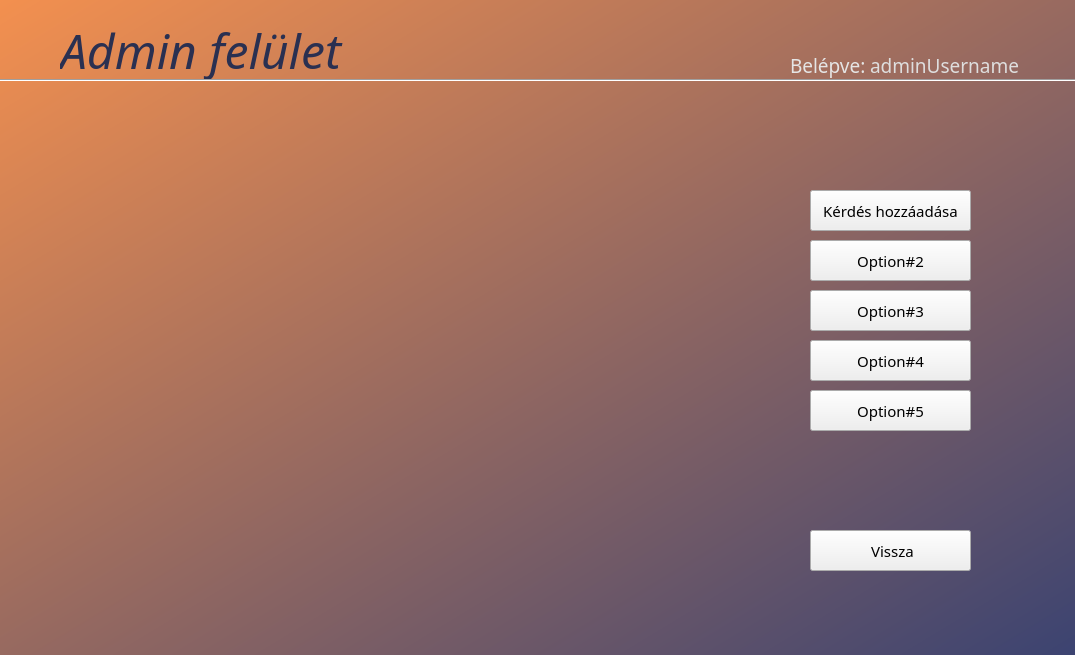
Above: qtserver/adminfelulet.ui from p-anna9603/fancy_nev before the change. Below: the same form after it.
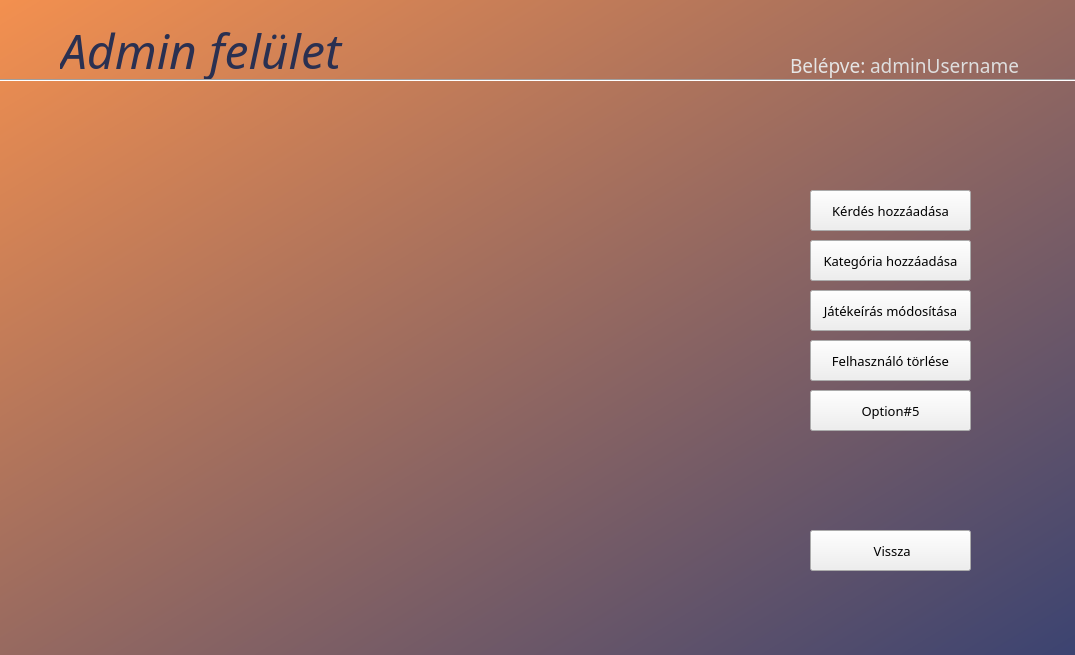
That is the form after the change. Icons and pictures are not drawn. Custom widgets are drawn as their Qt base class.

Commit message: Kérdés és válasz hozzáadása

```diff
--- a/qtserver/adminfelulet.ui
+++ b/qtserver/adminfelulet.ui
@@ -138,7 +138,7 @@
     <property name="font">
      <font>
       <family>Tw Cen MT</family>
-      <pointsize>11</pointsize>
+      <pointsize>10</pointsize>
      </font>
     </property>
     <property name="text">
@@ -157,7 +157,7 @@
     <property name="font">
      <font>
       <family>Tw Cen MT</family>
-      <pointsize>11</pointsize>
+      <pointsize>10</pointsize>
      </font>
     </property>
     <property name="text">
@@ -208,11 +208,11 @@
     <property name="font">
      <font>
       <family>Tw Cen MT</family>
-      <pointsize>11</pointsize>
+      <pointsize>10</pointsize>
      </font>
     </property>
     <property name="text">
-     <string>Option#2</string>
+     <string>Kategória hozzáadása</string>
     </property>
    </widget>
    <widget class="QPushButton" name="buttonOption3">
@@ -227,11 +227,11 @@
     <property name="font">
      <font>
       <family>Tw Cen MT</family>
-      <pointsize>11</pointsize>
+      <pointsize>10</pointsize>
      </font>
     </property>
     <property name="text">
-     <string>Option#3</string>
+     <string>Játékeírás módosítása</string>
     </property>
    </widget>
    <widget class="QPushButton" name="buttonOption4">
@@ -246,11 +246,11 @@
     <property name="font">
      <font>
       <family>Tw Cen MT</family>
-      <pointsize>11</pointsize>
+      <pointsize>10</pointsize>
      </font>
     </property>
     <property name="text">
-     <string>Option#4</string>
+     <string>Felhasználó törlése</string>
     </property>
    </widget>
    <widget class="QPushButton" name="buttonOption5">
@@ -265,7 +265,7 @@
     <property name="font">
      <font>
       <family>Tw Cen MT</family>
-      <pointsize>11</pointsize>
+      <pointsize>10</pointsize>
      </font>
     </property>
     <property name="text">
```
The commit also changes 4 other files.
